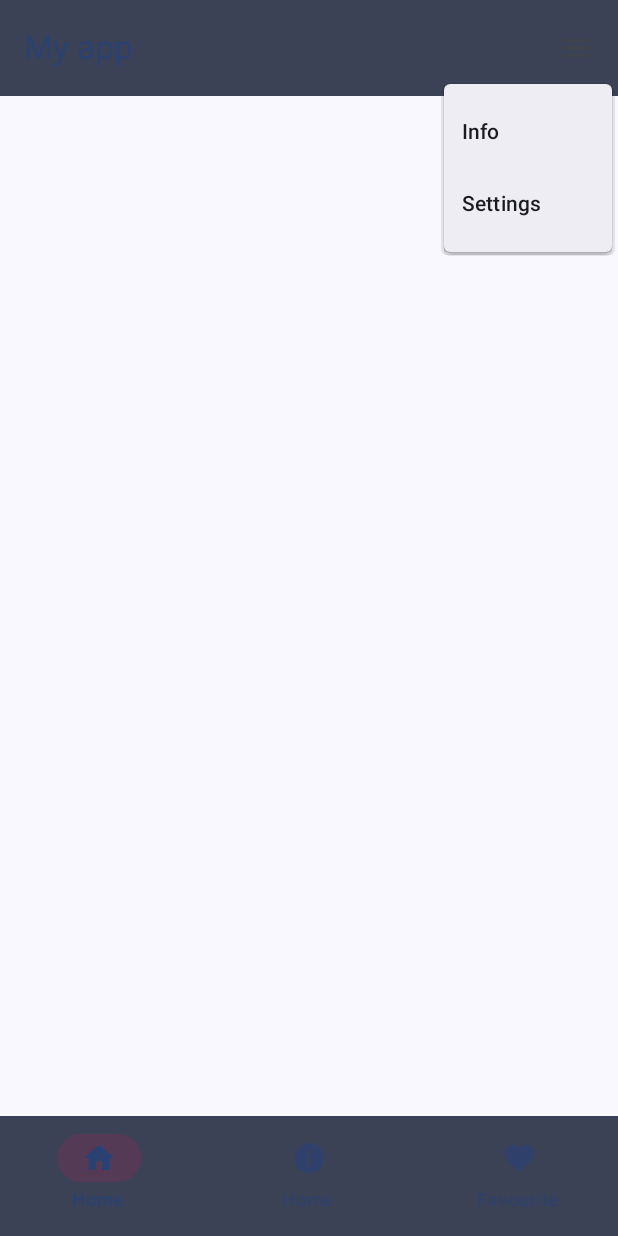
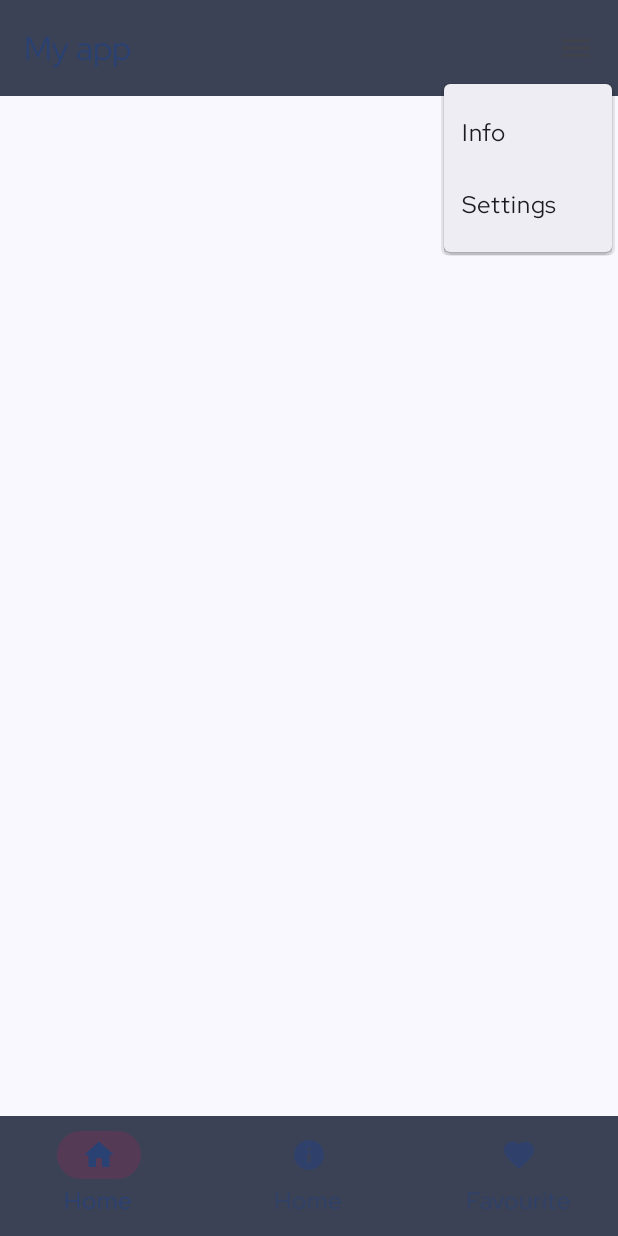
Before and after one commit to HelmiGr/coffee-app, an Android app built with Jetpack Compose: the screen it shows after launch (MainActivity), after a tap on "Open submenu", on a phone screen of 412 x 824 dp. Run offline under Robolectric (Android 15) with nearby library versions, the phone set to English and light mode, and no system bars.

Commit message:
changed fonts and made more components

```diff
--- a/app/build.gradle.kts
+++ b/app/build.gradle.kts
@@ -45,7 +45,6 @@ dependencies {
     implementation(libs.retrofit)
     implementation(libs.converter.gson)
 
-
     implementation(libs.androidx.core.ktx)
     implementation(libs.androidx.lifecycle.runtime.ktx)
     implementation(libs.androidx.activity.compose)
--- a/app/src/main/java/com/example/scaffoldandnavigationwalkthrough/ui/appbars/BottomBars.kt
+++ b/app/src/main/java/com/example/scaffoldandnavigationwalkthrough/ui/appbars/BottomBars.kt
@@ -32,7 +32,10 @@ fun BottomBar(navController: NavController) {
             NavigationBarItem(
                 selected = selected,
                 onClick = { navController.navigate(tab.route) },
-                label = { Text(tab.label) },
+                label = { Text(
+                    tab.label,
+                    style = MaterialTheme.typography.bodyLarge
+                ) },
                 icon = { Icon(
                     imageVector = tab.icon,
                     contentDescription = null
--- a/app/src/main/java/com/example/scaffoldandnavigationwalkthrough/ui/appbars/TopBars.kt
+++ b/app/src/main/java/com/example/scaffoldandnavigationwalkthrough/ui/appbars/TopBars.kt
@@ -4,15 +4,13 @@ import androidx.navigation.NavController
 import androidx.compose.material.icons.Icons
 import androidx.compose.material.icons.automirrored.filled.ArrowBack
 import androidx.compose.material3.ExperimentalMaterial3Api
-import androidx.compose.material3.Icon
-import androidx.compose.material3.IconButton
 import androidx.compose.material3.MaterialTheme
 import androidx.compose.material3.Text
 import androidx.compose.material3.TopAppBar
 import androidx.compose.material3.TopAppBarDefaults
 import androidx.compose.runtime.Composable
-import androidx.compose.ui.res.stringResource
 import com.example.scaffoldandnavigationwalkthrough.R
+import com.example.scaffoldandnavigationwalkthrough.ui.components.TopBarIconButton
 
 @OptIn(ExperimentalMaterial3Api::class)
 @Composable
@@ -24,12 +22,11 @@ fun ScreenTopBar(title: String, navController: NavController) {
         ),
         title = { Text(text = title) },
         navigationIcon = {
-            IconButton(onClick = { navController.navigateUp() }) {
-                Icon(
-                    imageVector = Icons.AutoMirrored.Filled.ArrowBack,
-                    contentDescription = stringResource(R.string.arrow_back_icon_description)
-                )
-            }
+            TopBarIconButton(
+                textResId = R.string.arrow_back_icon_description,
+                icon = Icons.AutoMirrored.Filled.ArrowBack,
+                onClick = { navController.navigateUp() }
+            )
         },
     )
 }
--- /dev/null
+++ b/app/src/main/java/com/example/scaffoldandnavigationwalkthrough/ui/appbars/mainTopAppBar/ItemForDropdownMenu.kt
@@ -0,0 +1,23 @@
+package com.example.scaffoldandnavigationwalkthrough.ui.appbars.mainTopAppBar
+
+import androidx.compose.material3.DropdownMenuItem
+import androidx.compose.material3.MaterialTheme
+import androidx.compose.material3.Text
+import androidx.compose.runtime.Composable
+import androidx.compose.ui.res.stringResource
+
+@Composable
+fun ItemForDropdownMenu(
+    textResId: Int, // string resource id which should be used in the dropdown item
+    onClick: () -> Unit
+) {
+    DropdownMenuItem(
+        text = {
+            Text(
+                text = stringResource(textResId),
+                style = MaterialTheme.typography.bodyLarge
+            )
+        },
+        onClick = { onClick() }
+    )
+}
--- a/app/src/main/java/com/example/scaffoldandnavigationwalkthrough/ui/appbars/MainTopAppBar.kt
+++ b/app/src/main/java/com/example/scaffoldandnavigationwalkthrough/ui/appbars/mainTopAppBar/MainTopAppBar.kt
@@ -1,25 +1,17 @@
-package com.example.scaffoldandnavigationwalkthrough.ui.appbars
+package com.example.scaffoldandnavigationwalkthrough.ui.appbars.mainTopAppBar
 
 import androidx.compose.material.icons.Icons
 import androidx.compose.material.icons.filled.Menu
-import androidx.compose.material.icons.filled.MoreVert
 import androidx.compose.material3.DropdownMenu
-import androidx.compose.material3.DropdownMenuItem
 import androidx.compose.material3.ExperimentalMaterial3Api
-import androidx.compose.material3.Icon
-import androidx.compose.material3.IconButton
 import androidx.compose.material3.MaterialTheme
 import androidx.compose.material3.Text
 import androidx.compose.material3.TopAppBar
 import androidx.compose.material3.TopAppBarDefaults
 import androidx.compose.runtime.Composable
-import androidx.compose.runtime.mutableStateOf
-import androidx.compose.runtime.remember
-import androidx.compose.runtime.getValue
-import androidx.compose.runtime.setValue
-import androidx.compose.ui.res.stringResource
 import androidx.navigation.NavController
 import com.example.scaffoldandnavigationwalkthrough.R
+import com.example.scaffoldandnavigationwalkthrough.ui.components.TopBarIconButton
 
 @OptIn(ExperimentalMaterial3Api::class)
 @Composable
@@ -31,22 +23,21 @@ fun MainTopAppBar(title: String, navController: NavController, expanded: Boolean
             ),
             title = { Text(text = title) },
             actions = {
-                IconButton(onClick = { onExpandedChange(!expanded) } ) {
-                    Icon(
-                        imageVector = Icons.Filled.Menu,
-                        contentDescription = stringResource(R.string.three_dots_for_more_icon_description)
-                    )
-                }
+                TopBarIconButton(
+                    textResId = R.string.three_dots_for_more_icon_description,
+                    icon = Icons.Filled.Menu,
+                    onClick = { onExpandedChange(!expanded) }
+                )
                 DropdownMenu(
                     expanded = expanded,
                     onDismissRequest = { onExpandedChange(false) }
                 ) {
-                    DropdownMenuItem(
-                        text = { Text(stringResource(R.string.dropdown_text_for_info)) },
+                    ItemForDropdownMenu(
+                        textResId = R.string.dropdown_text_for_info,
                         onClick = { navController.navigate("info") }
                     )
-                    DropdownMenuItem(
-                        text = { Text(stringResource(R.string.dropdown_text_for_settings)) },
+                    ItemForDropdownMenu(
+                        textResId = R.string.dropdown_text_for_settings,
                         onClick = { navController.navigate("settings") }
                     )
                 }
--- /dev/null
+++ b/app/src/main/java/com/example/scaffoldandnavigationwalkthrough/ui/components/TopBarIconButton.kt
@@ -0,0 +1,21 @@
+package com.example.scaffoldandnavigationwalkthrough.ui.components
+
+import androidx.compose.material3.Icon
+import androidx.compose.material3.IconButton
+import androidx.compose.runtime.Composable
+import androidx.compose.ui.graphics.vector.ImageVector
+import androidx.compose.ui.res.stringResource
+
+@Composable
+fun TopBarIconButton(
+    textResId: Int,
+    icon: ImageVector,
+    onClick: () -> Unit
+) {
+    IconButton(onClick = onClick) {
+        Icon(
+            imageVector = icon,
+            contentDescription = stringResource(textResId)
+        )
+    }
+}
--- a/app/src/main/java/com/example/scaffoldandnavigationwalkthrough/ui/screens/mainScreen/MainScreen.kt
+++ b/app/src/main/java/com/example/scaffoldandnavigationwalkthrough/ui/screens/mainScreen/MainScreen.kt
@@ -9,7 +9,7 @@ import androidx.compose.ui.res.stringResource
 import androidx.navigation.NavController
 import com.example.scaffoldandnavigationwalkthrough.R
 import com.example.scaffoldandnavigationwalkthrough.ui.appbars.BottomBar
-import com.example.scaffoldandnavigationwalkthrough.ui.appbars.MainTopAppBar
+import com.example.scaffoldandnavigationwalkthrough.ui.appbars.mainTopAppBar.MainTopAppBar
 import com.example.scaffoldandnavigationwalkthrough.ui.screens.ErrorScreen
 import com.example.scaffoldandnavigationwalkthrough.ui.screens.LoadingScreen
 import com.example.scaffoldandnavigationwalkthrough.viewmodels.CoffeeUiState
--- /dev/null
+++ b/app/src/main/java/com/example/scaffoldandnavigationwalkthrough/ui/theme/Font.kt
@@ -0,0 +1,10 @@
+package com.example.scaffoldandnavigationwalkthrough.ui.theme
+
+import androidx.compose.ui.text.font.Font
+import androidx.compose.ui.text.font.FontFamily
+import com.example.scaffoldandnavigationwalkthrough.R
+
+// the Ded Hat Display font family from google fonts
+val RedHatDisplay = FontFamily(
+    Font(R.font.red_hat_display_variable_font_wght),  // the regular weight
+)
--- a/app/src/main/java/com/example/scaffoldandnavigationwalkthrough/ui/theme/Type.kt
+++ b/app/src/main/java/com/example/scaffoldandnavigationwalkthrough/ui/theme/Type.kt
@@ -9,26 +9,24 @@ import androidx.compose.ui.unit.sp
 // Set of Material typography styles to start with
 val Typography = Typography(
     bodyLarge = TextStyle(
-        fontFamily = FontFamily.Default,
+        fontFamily = RedHatDisplay,
         fontWeight = FontWeight.Normal,
         fontSize = 16.sp,
         lineHeight = 24.sp,
         letterSpacing = 0.5.sp
-    )
-    /* Other default text styles to override
+    ),
     titleLarge = TextStyle(
-        fontFamily = FontFamily.Default,
+        fontFamily = RedHatDisplay,
         fontWeight = FontWeight.Normal,
         fontSize = 22.sp,
         lineHeight = 28.sp,
         letterSpacing = 0.sp
     ),
     labelSmall = TextStyle(
-        fontFamily = FontFamily.Default,
+        fontFamily = RedHatDisplay,
         fontWeight = FontWeight.Medium,
         fontSize = 11.sp,
         lineHeight = 16.sp,
         letterSpacing = 0.5.sp
     )
-    */
 )
```
Also changed, not shown: app/src/main/res/font/red_hat_display_variable_font_wght.ttf (added).
